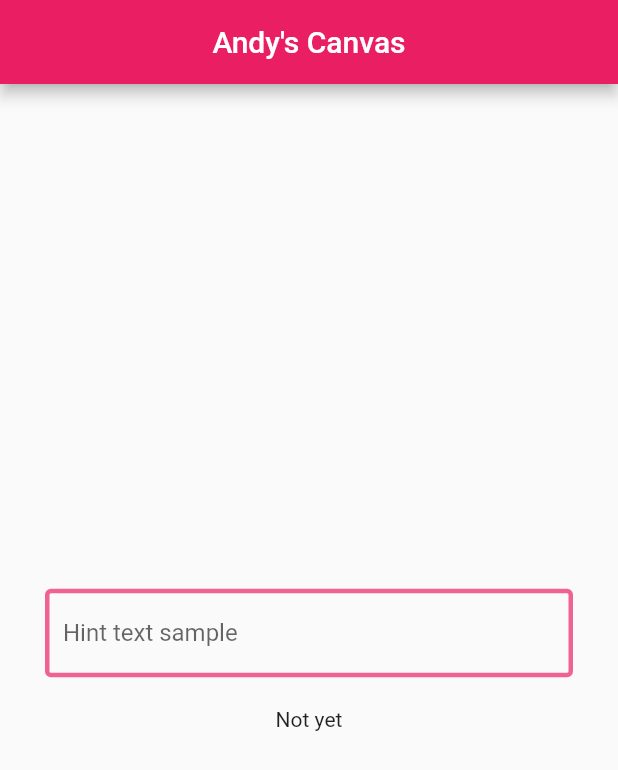
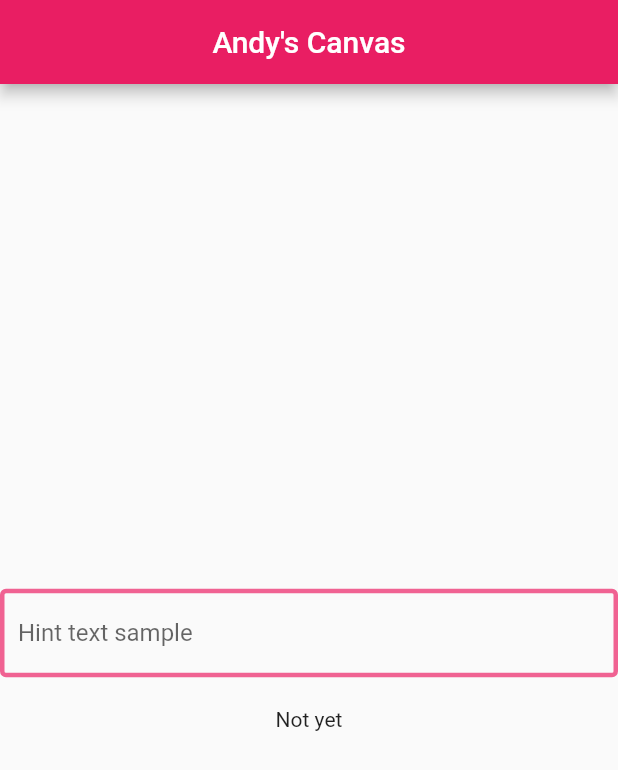
Before and after one commit to AndyLaiJS/booo_app, a Flutter app: the screen it shows after launch, on a phone screen of 412 x 824 dp. Shown: the top 770 px of the screen. Run offline on Flutter 3.47's test engine with Material 2 defaults, Android fonts, the phone set to English and light mode, and no system bars.

Commit message:
Remove padding

```diff
--- a/lib/main.dart
+++ b/lib/main.dart
@@ -47,8 +47,6 @@ class PageState extends State<MainPage> {
           mainAxisAlignment: MainAxisAlignment.center,
           children: <Widget>[
             Center(
-              child: Padding(
-                padding: const EdgeInsets.fromLTRB(30, 0, 30, 0),
               child: TextField(
                 onSubmitted: changeText,
                 decoration: InputDecoration(
@@ -69,7 +67,6 @@ class PageState extends State<MainPage> {
                     )
                   )
                 ),
-                ),
               )
             ),
             SizedBox(
```
Lines whose indentation alone changed are shown as unchanged.
